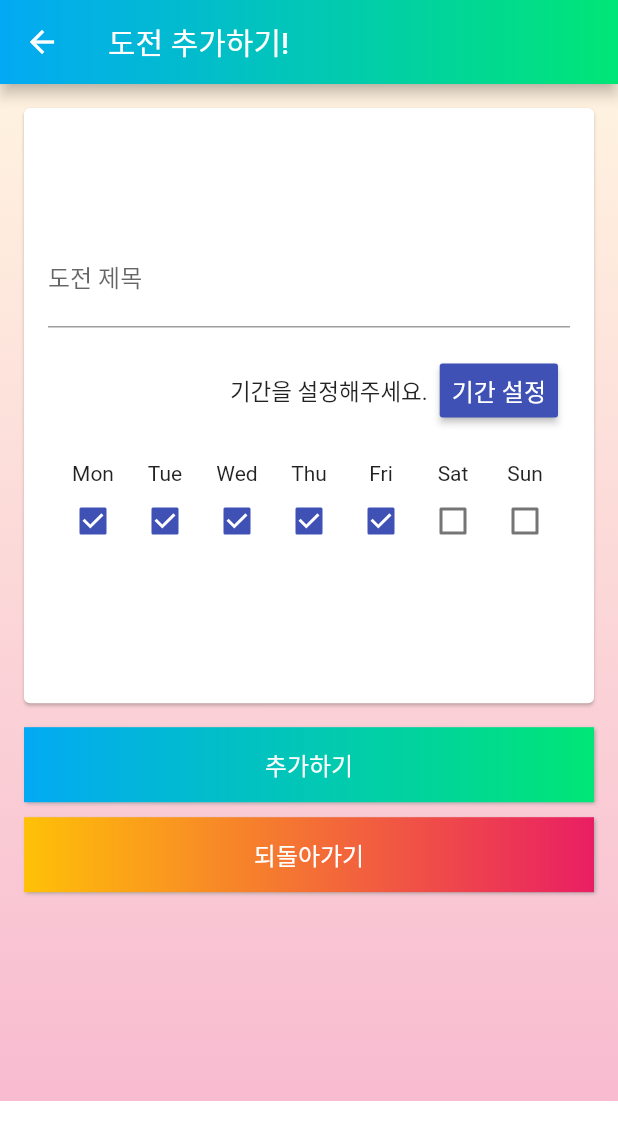
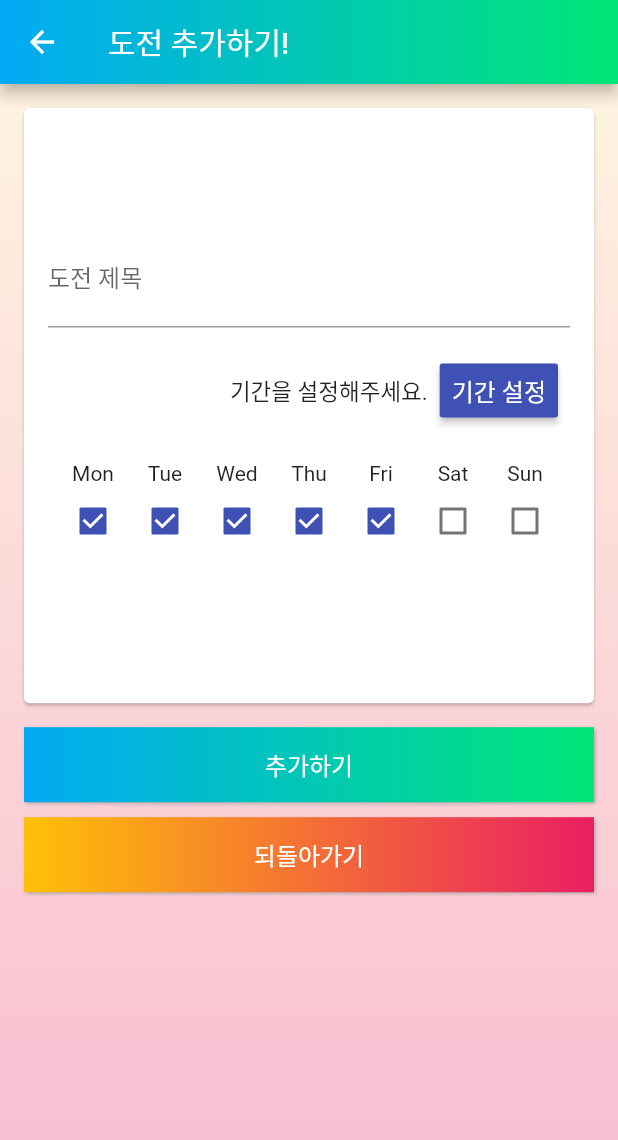
Before and after one commit to codemakim/doit_everyday, a Flutter app: the screen it shows after launch, after a tap on the "add" icon, on a phone screen of 412 x 824 dp. Shown: the top 1140 px of the screen. Run offline on Flutter 3.47's test engine with Material 2 defaults, Android fonts, the phone set to English and light mode, and no system bars; our stand-ins replace carousel_slider, flutter_calendar_carousel, gradient_app_bar, sqflite; missing offline and left inert: date_range_picker, firebase_admob; accounts and stored records are empty.

Commit message:
1.1.5 패치 버전 +소스코드 개선

```diff
--- a/lib/logic/layoutUtils.dart
+++ /dev/null
@@ -1,18 +0,0 @@
-import 'package:flutter/material.dart';
-
-class LayoutUtils {
-
-  /// smartBanner의 사이즈를 구하기 위한 메소드입니다.
-  double getBannerHeight(BuildContext context) {
-    double result = 50.0;
-    MediaQueryData mediaScrean = MediaQuery.of(context);
-    double dpHeight = mediaScrean.orientation == Orientation.portrait
-        ? mediaScrean.size.height
-        : mediaScrean.size.width;
-    if(dpHeight <= 400.0)
-      result = 32.0;
-    if(dpHeight > 720.0)
-      result = 90.0;
-    return result;
-  }
-}
--- a/lib/main.dart
+++ b/lib/main.dart
@@ -1,9 +1,9 @@
 import 'package:challenge_everyday/privateStrings.dart';
 import 'package:challenge_everyday/repository/challengeRepository.dart';
 import 'package:challenge_everyday/screen/mainPage.dart';
+import 'package:firebase_admob/firebase_admob.dart';
 import 'package:flutter/material.dart';
 import 'package:flutter/services.dart';
-import 'package:firebase_admob/firebase_admob.dart';
 
 void main() {
   SystemChrome.setSystemUIOverlayStyle(SystemUiOverlayStyle.dark.copyWith(
@@ -14,29 +14,36 @@ void main() {
 }
 
 class MyApp extends StatelessWidget {
-  String _appId = PrivateStrings.appId;
-  String _bannerId = PrivateStrings.bannerId;
+  final String _appId = PrivateStrings.appId;
+  final String _bannerId = PrivateStrings.bannerId;
   // This widget is the root of your application.
   @override
   Widget build(BuildContext context) {
 
     FirebaseAdMob.instance.initialize(appId: _appId);
 
+    /**
+     * 배너 광고를 위한 fireBase_adMobs 초기화
+     */
     MobileAdTargetingInfo targetingInfo = MobileAdTargetingInfo(
-      keywords: <String>['habit', 'success'],
+      keywords: <String>['korean', 'game', 'programer'],
       contentUrl: 'https://flutter.io',
       childDirected: false,
       testDevices: <String>[], // Android emulators are considered test devices
     );
+
     BannerAd myBanner = BannerAd(
+      /// 테스트 광고 설정
       //adUnitId: BannerAd.testAdUnitId,
       adUnitId: _bannerId,
       targetingInfo: targetingInfo,
       size: AdSize.smartBanner,
       listener: (MobileAdEvent event) {
+        print('########################################');
         print("BannerAd event is $event");
       },
     );
+    //fireBase_adMobs 초기화 끝
 
     myBanner
       ..load()
@@ -45,13 +52,36 @@ class MyApp extends StatelessWidget {
         anchorType: AnchorType.bottom,
       );
 
+    void printBannerAd() async {
+      var result = await myBanner.isLoaded();
+      print('myBanner.isLoaded() : $result');
+    }
+
+    printBannerAd();
+
     ChallengeRepository().updateChallengeValid();
     return MaterialApp(
       title: 'Flutter Demo',
       theme: ThemeData(
         primarySwatch: Colors.blue,
       ),
-      home: MainPage(),
+      home: Column(
+        children: <Widget>[
+          Expanded(
+            child: MainPage(),
+          ),
+          FutureBuilder<bool>(
+            future: myBanner.show(),
+            builder: (context, snapshot) {
+              return Container(
+                height: (snapshot.hasData && snapshot.data) ? myBanner.size.height.toDouble() : 0,
+              );
+            }
+          )
+        ],
+      ),
+
+
     );
   }
 }
--- a/lib/screen/addChallenge.dart
+++ b/lib/screen/addChallenge.dart
@@ -1,4 +1,3 @@
-import 'package:challenge_everyday/logic/layoutUtils.dart';
 import 'package:challenge_everyday/model/challenge/challenge.dart';
 import 'package:challenge_everyday/repository/challengeRepository.dart';
 import 'package:challenge_everyday/widget/RaisedGradientButton.dart';
@@ -9,6 +8,7 @@ import 'package:intl/intl.dart';
 
 /// 도전을 추가하기 위한 화면입니다.
 class AddChallengeScreen extends StatefulWidget {
+
   @override
   State<StatefulWidget> createState() {
     return AddChallengeFormWidget();
@@ -36,10 +36,7 @@ class AddChallengeFormWidget extends State<AddChallengeScreen> {
 
   @override
   Widget build(BuildContext context) {
-    return Column(
-      children: <Widget>[
-        Expanded(
-          child: Scaffold(
+    return Scaffold(
       resizeToAvoidBottomPadding: false,
       key: _scaffoldKey,
       appBar: GradientAppBar(
@@ -221,12 +218,6 @@ class AddChallengeFormWidget extends State<AddChallengeScreen> {
           ],
         ),
       ),
-          ),
-        ),
-        Container(
-          height: LayoutUtils().getBannerHeight(context),
-        )
-      ],
     );
   }
 
--- a/lib/screen/mainPage.dart
+++ b/lib/screen/mainPage.dart
@@ -1,6 +1,5 @@
 import 'package:carousel_slider/carousel_slider.dart';
 import 'package:challenge_everyday/animation/fadeRoute.dart';
-import 'package:challenge_everyday/logic/layoutUtils.dart';
 import 'package:challenge_everyday/model/challenge/challenge.dart';
 import 'package:challenge_everyday/repository/challengeRepository.dart';
 import 'package:challenge_everyday/screen/addChallenge.dart';
@@ -13,17 +12,16 @@ import 'package:gradient_app_bar/gradient_app_bar.dart';
 import 'package:intl/intl.dart';
 
 class MainPage extends StatefulWidget {
+
   @override
   _MainPage createState() => _MainPage();
 }
 
 class _MainPage extends State<MainPage> {
+
   @override
   Widget build(BuildContext context) {
-    return Column(
-      children: <Widget>[
-        Expanded(
-          child: Scaffold(
+    return Scaffold(
         appBar: GradientAppBar(
           gradient: LinearGradient(
             begin: Alignment.topLeft,
@@ -105,12 +103,6 @@ class _MainPage extends State<MainPage> {
           child: Icon(Icons.add),
           backgroundColor: Colors.greenAccent[400],
         ),
-          ),
-        ),
-        Container(
-          height: LayoutUtils().getBannerHeight(context),
-        ),
-      ],
       );
   }
 
@@ -149,9 +141,7 @@ class _MainPage extends State<MainPage> {
                         Navigator.push(
                             context,
                             FadeRoute(
-                                page: InfoChallengeScreen(
-                              index: item.index,
-                            )));
+                                page: InfoChallengeScreen(index: item.index,)));
                       },
                       child: Card(
                         shape: RoundedRectangleBorder(
```
Also changed, not shown: lib/screen/allChallengeList.dart (+3 -12 lines), lib/screen/infoChallenge.dart (+2 -12 lines), lib/screen/sendEmail.dart (+2 -11 lines), pubspec.yaml (+9 -9 lines), pubspec.lock, 3 other files. Lines whose indentation alone changed are shown as unchanged.
